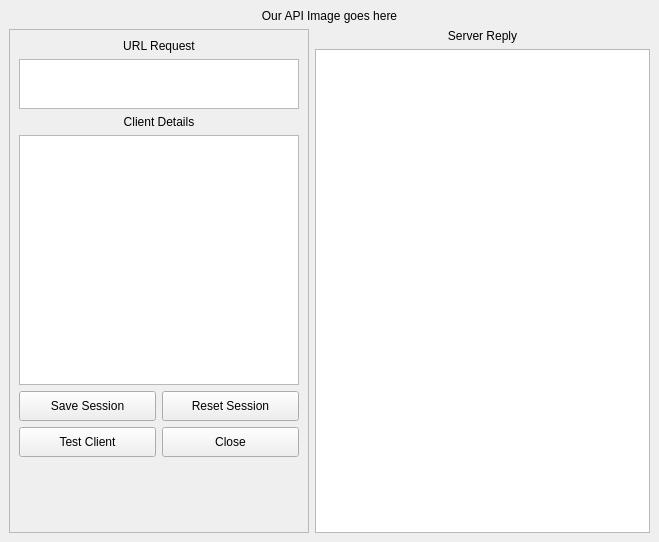
tuxta/ourapi, file MainWindow.ui: the form before one commit.
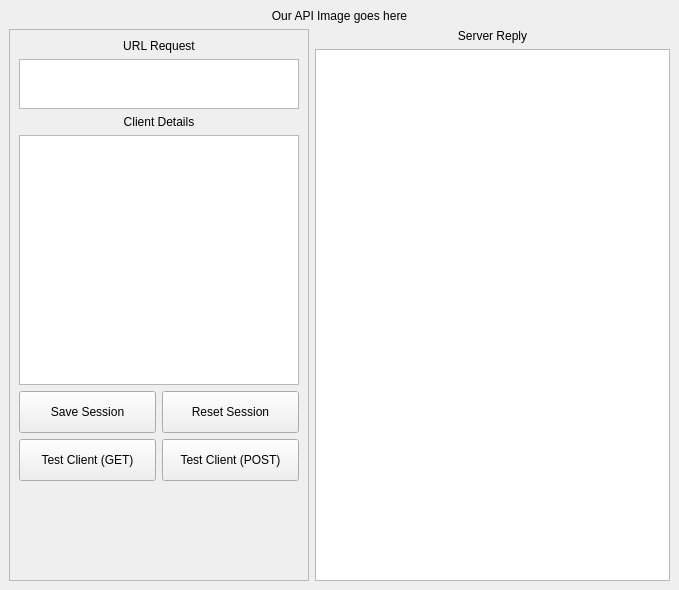
The form after the commit.

Commit message: Changed buttons for GET and POST client

Diff of the .ui file:
```diff
--- a/MainWindow.ui
+++ b/MainWindow.ui
@@ -6,8 +6,8 @@
    <rect>
     <x>0</x>
     <y>0</y>
-    <width>659</width>
-    <height>542</height>
+    <width>679</width>
+    <height>590</height>
    </rect>
   </property>
   <property name="windowTitle">
@@ -143,7 +143,7 @@
                 </size>
                </property>
                <property name="text">
-                <string>Test Client</string>
+                <string>Test Client (GET)</string>
                </property>
               </widget>
              </item>
@@ -218,7 +218,7 @@
                 </size>
                </property>
                <property name="text">
-                <string>Close</string>
+                <string>Test Client (POST)</string>
                </property>
               </widget>
              </item>
```
Left out of the diff: 4 changed lines with no effect on the pictures. The commit also changes 2 other files.
